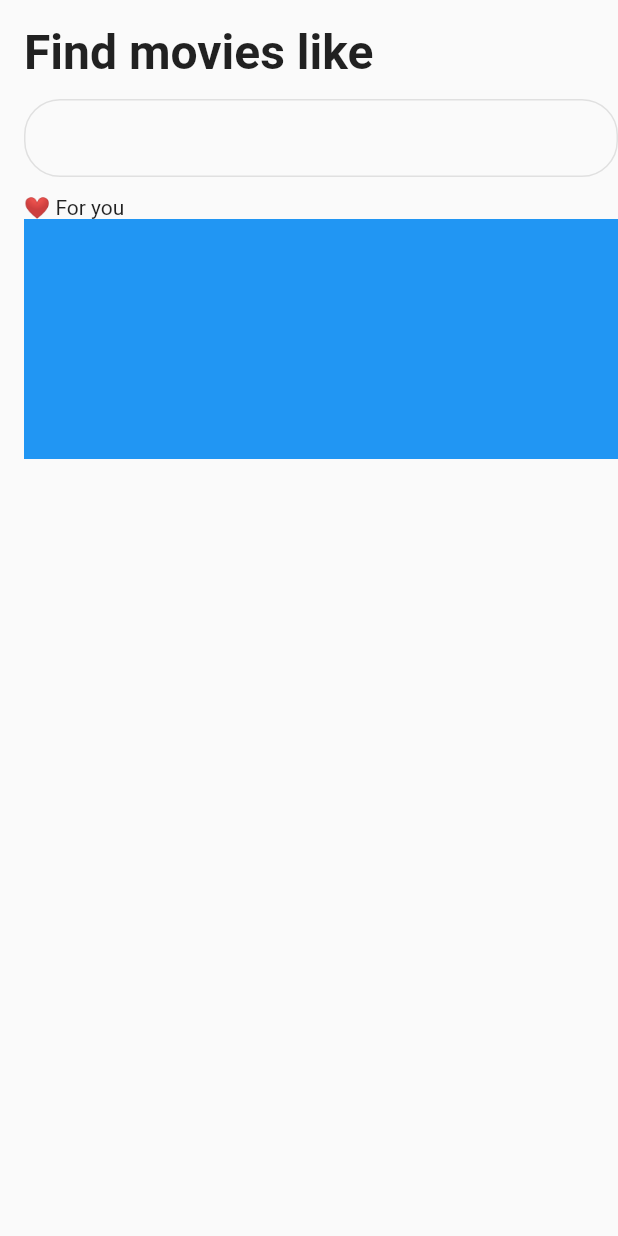
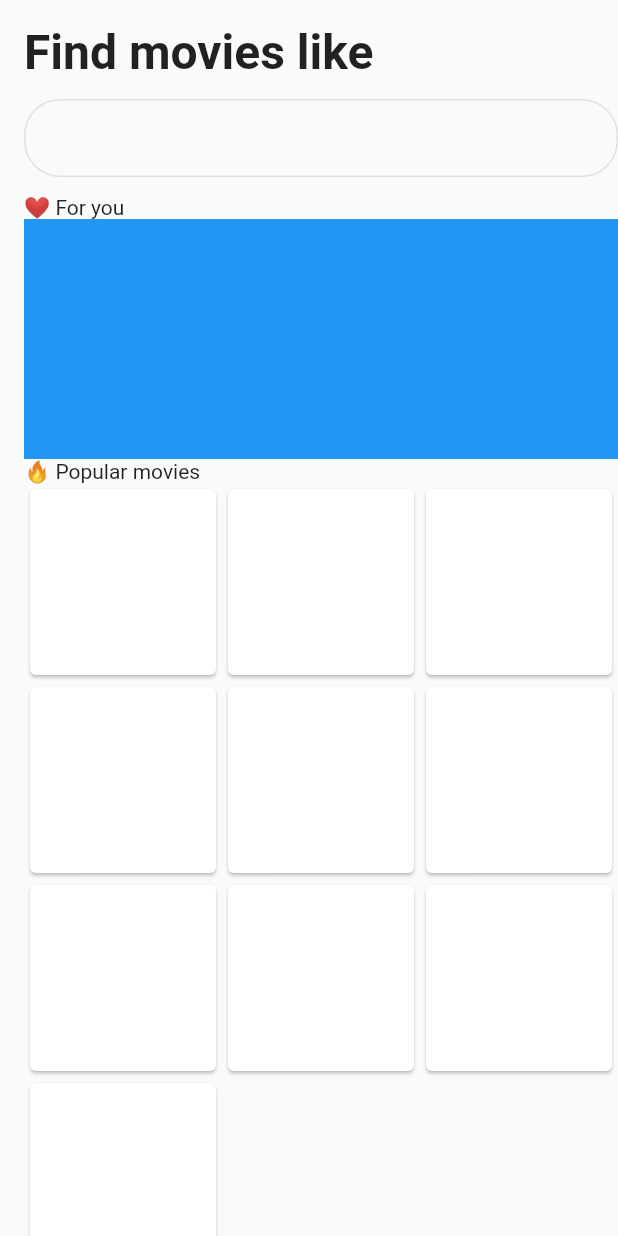
Before and after one commit to JAICHANGPARK/flutter_notebook_17th_story, a Flutter app: the screen it shows after launch, on a phone screen of 412 x 824 dp. Run offline on Flutter 3.47's test engine with Material 2 defaults, Android fonts, the phone set to English and light mode, and no system bars; our stand-ins replace cached_network_image, fl_chart, flutter_riverpod, ionicons, percent_indicator.

Commit message:
Update movie_finder_home_page.dart

```diff
--- a/lib/ep1014_movie_finder_app/src/movie_finder_home_page.dart
+++ b/lib/ep1014_movie_finder_app/src/movie_finder_home_page.dart
@@ -44,6 +44,15 @@ class MovieFinderHomePage extends StatelessWidget {
                       child: Container(
                         color: Colors.blue,
                       ),
+                    ),
+                    Text("🔥 Popular movies"),
+                    GridView.builder(
+                      itemCount: 10,
+                      shrinkWrap: true,
+                      gridDelegate: SliverGridDelegateWithFixedCrossAxisCount(crossAxisCount: 3),
+                      itemBuilder: (context, index) {
+                        return Card();
+                      },
                     )
                   ],
                 ),
```
